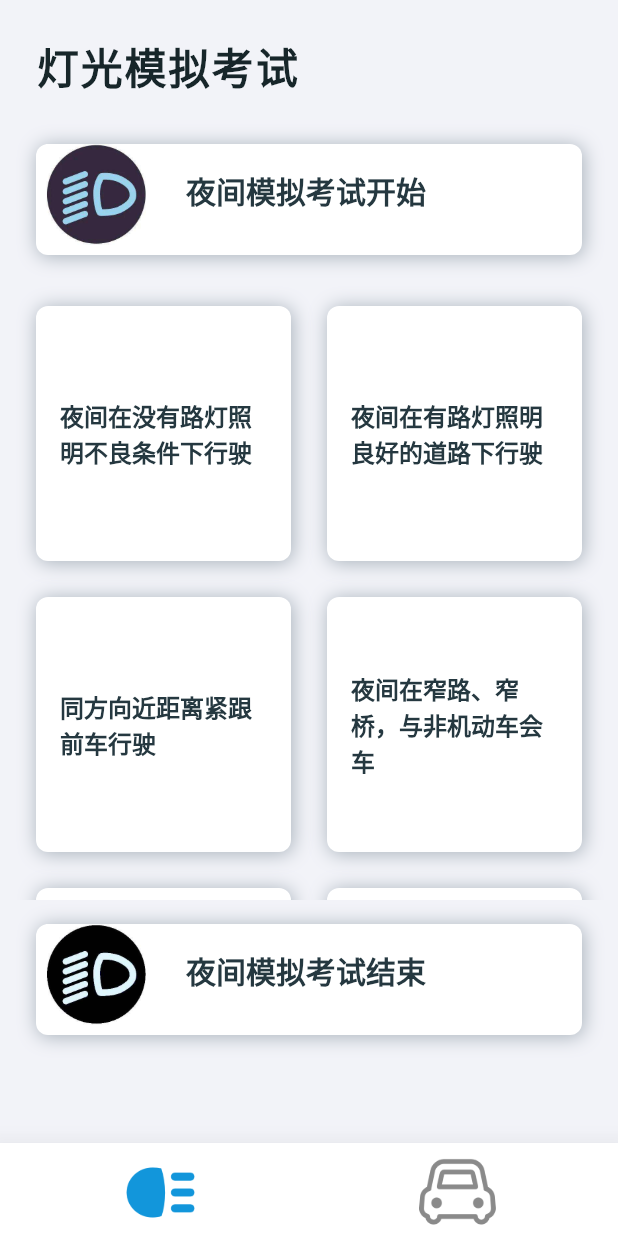
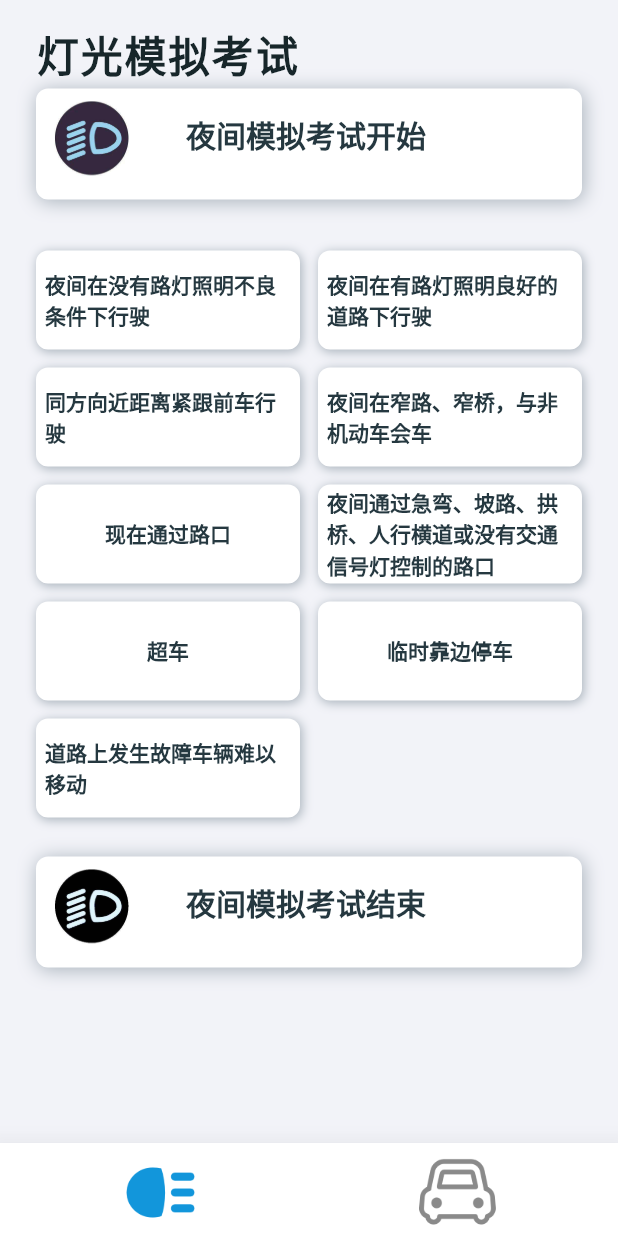
Before and after one commit to Old-Camel/c1v3, a Flutter app: the screen it shows after launch, on a phone screen of 412 x 824 dp. Run offline on Flutter 3.47's test engine with Material 2 defaults, Android fonts, the phone set to English and light mode, and no system bars; our stand-ins replace audioplayers.

Commit message:
docs(修改):调整按钮大小

```diff
--- a/lib/drive/UIview/light.dart
+++ b/lib/drive/UIview/light.dart
@@ -83,9 +83,9 @@ class _LightState extends State<Light>
                   ),
                   gridDelegate: SliverGridDelegateWithFixedCrossAxisCount(
                     crossAxisCount: 2,
-                    mainAxisSpacing: 24.0,
-                    crossAxisSpacing: 24.0,
-                    childAspectRatio: 1.0,
+                    mainAxisSpacing: 12.0,
+                    crossAxisSpacing: 12.0,
+                    childAspectRatio: 8/3,
                   ),
                 ),
               ),
@@ -137,7 +137,7 @@ class LightView extends StatelessWidget {
                   BoxShadow(
                       color: FintnessAppTheme.grey.withOpacity(0.4),
                       offset: Offset(1.1, 1.1),
-                      blurRadius: 10.0),
+                      blurRadius: 5.0),
                 ],
               ),
               child: Material(
@@ -151,10 +151,9 @@ class LightView extends StatelessWidget {
                   onTap: () { _load();},
                   child: Column(
                     mainAxisAlignment: MainAxisAlignment.center,
-
                     children: <Widget>[
                       Padding(
-                        padding: EdgeInsets.only(top: 0, left: 16, right: 16),
+                        padding: EdgeInsets.only(top: 0, left: 6, right: 6),
                         child: Text(
                           text,
                           textAlign: TextAlign.left,
@@ -162,7 +161,7 @@ class LightView extends StatelessWidget {
                             fontFamily:
                             FintnessAppTheme.fontName,
                             fontWeight: FontWeight.w900,
-                            fontSize: 16,
+                            fontSize: 14,
                             letterSpacing: 0.0,
                             color:
                             FintnessAppTheme.darkText,
--- a/lib/drive/UIview/startLigView.dart
+++ b/lib/drive/UIview/startLigView.dart
@@ -58,7 +58,7 @@ class StartLigView extends StatelessWidget {
                         overflow: Overflow.visible,
                         children: <Widget>[
                           Padding(
-                            padding: const EdgeInsets.only(top: 16, bottom: 16),
+                            padding: const EdgeInsets.only(top: 8, bottom: 16),
                             child: Container(
                               decoration: BoxDecoration(
                                 color: FintnessAppTheme.white,
@@ -147,11 +147,11 @@ class StartLigView extends StatelessWidget {
                           ),
                           Positioned(
                             top: 16,
-                            left: 6,
+                            left: 12,
 //                        bottom: 2,
                             child: SizedBox(
-                              width: 68,
-                              height: 67,
+                              width: 50,
+                              height: 50,
                               child: Image.asset(img),
                             ),
                           )
--- a/lib/drive/light/lightScreen.dart
+++ b/lib/drive/light/lightScreen.dart
@@ -132,8 +132,7 @@ class _LightScreenState extends State<LightScreen>
             controller: scrollController,
             padding: EdgeInsets.only(
               top: AppBar().preferredSize.height +
-                  MediaQuery.of(context).padding.top +
-                  24,
+                  MediaQuery.of(context).padding.top -5,
               bottom: 62 + MediaQuery.of(context).padding.bottom,
             ),
             itemCount: listViews.length,
@@ -176,13 +175,13 @@ class _LightScreenState extends State<LightScreen>
                   child: Column(
                     children: <Widget>[
                       SizedBox(
-                        height: MediaQuery.of(context).padding.top,
+                        height: MediaQuery.of(context).padding.top-8,
                       ),
                       Padding(
                         padding: EdgeInsets.only(
                             left: 16,
                             right: 16,
-                            top: 16 - 8.0 * topBarOpacity,
+                            top: 16 - 8.0 * topBarOpacity-8,
                             bottom: 12 - 8.0 * topBarOpacity),
                         child: Row(
                           mainAxisAlignment: MainAxisAlignment.center,
--- a/lib/drive/run/runScreen.dart
+++ b/lib/drive/run/runScreen.dart
@@ -194,7 +194,7 @@ class _RunScreenState extends State<RunScreen>
                         padding: EdgeInsets.only(
                             left: 16,
                             right: 16,
-                            top: 16 - 8.0 * topBarOpacity,
+                            top: 16 - 8.0 * topBarOpacity-8,
                             bottom: 12 - 8.0 * topBarOpacity),
                         child: Row(
                           mainAxisAlignment: MainAxisAlignment.center,
```
Also changed, not shown: lib/drive/UIview/areaListView.dart (+9 -9 lines).
